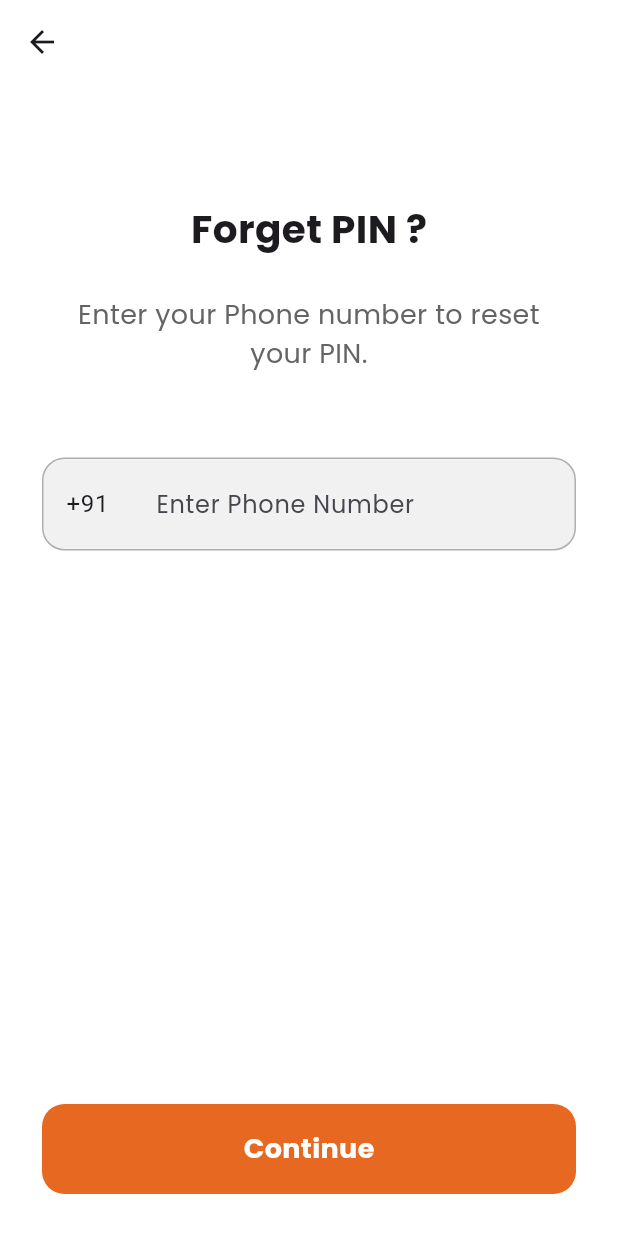
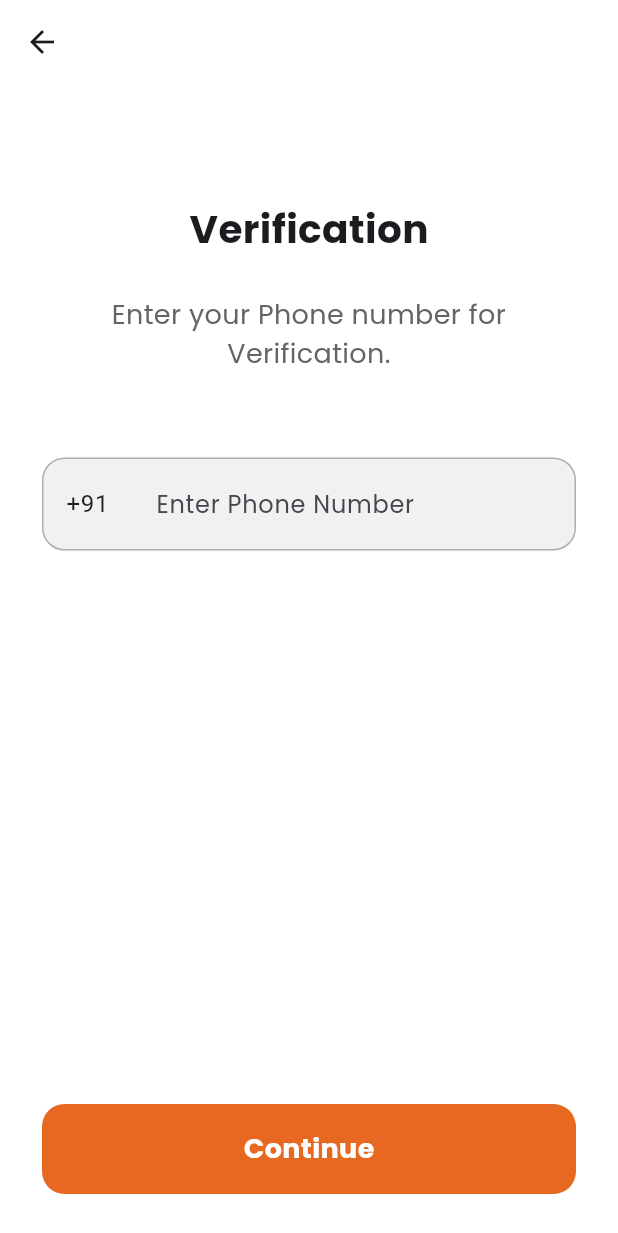
Before and after one commit to SoftcraftSolution/market_hub_application, a Flutter app: the screen it shows after launch, after a tap on an icon or button, on a phone screen of 412 x 824 dp. Shown: the top 1233 px of the screen. Run offline on Flutter 3.47's test engine with Material 3 defaults, Android fonts, the phone set to English and light mode, and no system bars; our stand-ins replace dio, flutter_svg, fluttertoast, get, google_fonts, hive_flutter and 2 more; missing offline and left inert: otp_pin_field; accounts and stored records are empty.

Commit message:
fixed verifyNumber

```diff
--- a/lib/screens/verify_number.dart
+++ b/lib/screens/verify_number.dart
@@ -25,7 +25,7 @@ class VerifyNumber extends StatelessWidget {
             Padding(
               padding: const EdgeInsets.only(bottom: 26),
               child: Text(
-                "Forget PIN ?",
+               title,
                 style: GoogleFonts.poppins(
                     fontSize: 26, fontWeight: FontWeight.w700),
               ),
@@ -35,7 +35,7 @@ class VerifyNumber extends StatelessWidget {
               child: SizedBox(
                 width: MediaQuery.of(context).size.width*0.75,
                 child: Text(textAlign: TextAlign.center,
-                  "Enter your Phone number to reset your PIN.",
+                  subTitle,
                   style: GoogleFonts.poppins(
                       fontSize: 18, color: Color(0xff646464)),
                 ),
```
